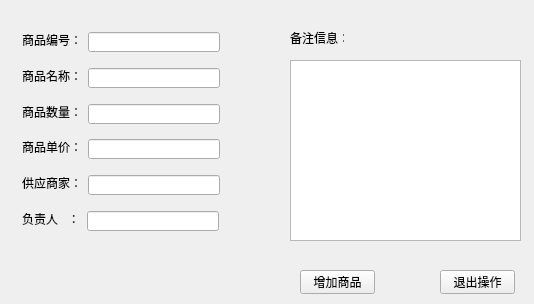
Qt form ui/addgoods.ui (xiaoyangst/WarehouseManageSys) before a commit.
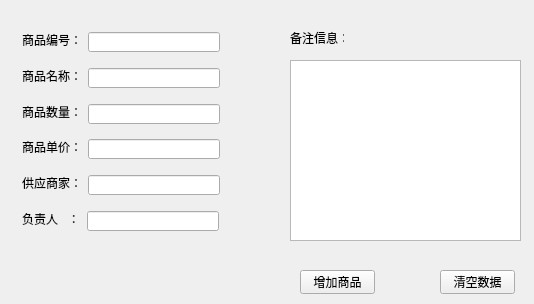
The same form after that commit. Icons and pictures are not drawn.

Diff of the .ui file:
```diff
--- a/ui/addgoods.ui
+++ b/ui/addgoods.ui
@@ -59,7 +59,11 @@
     </rect>
    </property>
    <property name="text">
-    <string>退出操作</string>
+    <string>清空数据</string>
+   </property>
+   <property name="icon">
+    <iconset resource="../sources/resource.qrc">
+     <normaloff>:/icons/exit.ico</normaloff>:/icons/exit.ico</iconset>
    </property>
   </widget>
   <widget class="QLineEdit" name="goodsPriceEdit">
```
Left out of the diff: 10 changed lines with no effect on the pictures.
